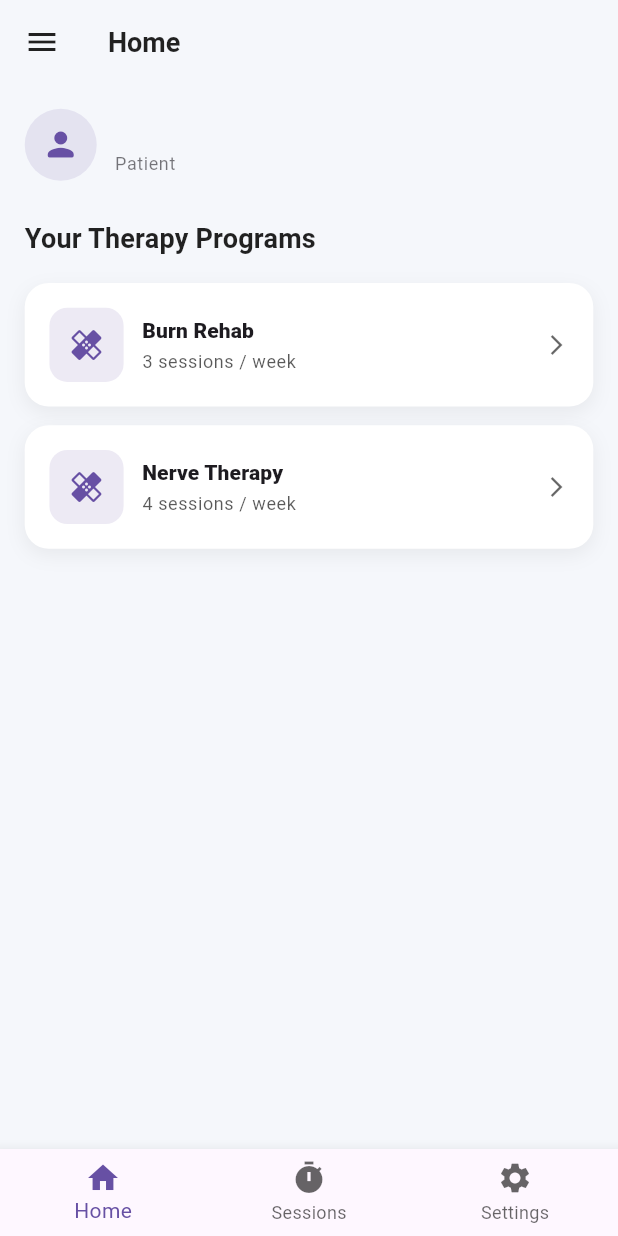
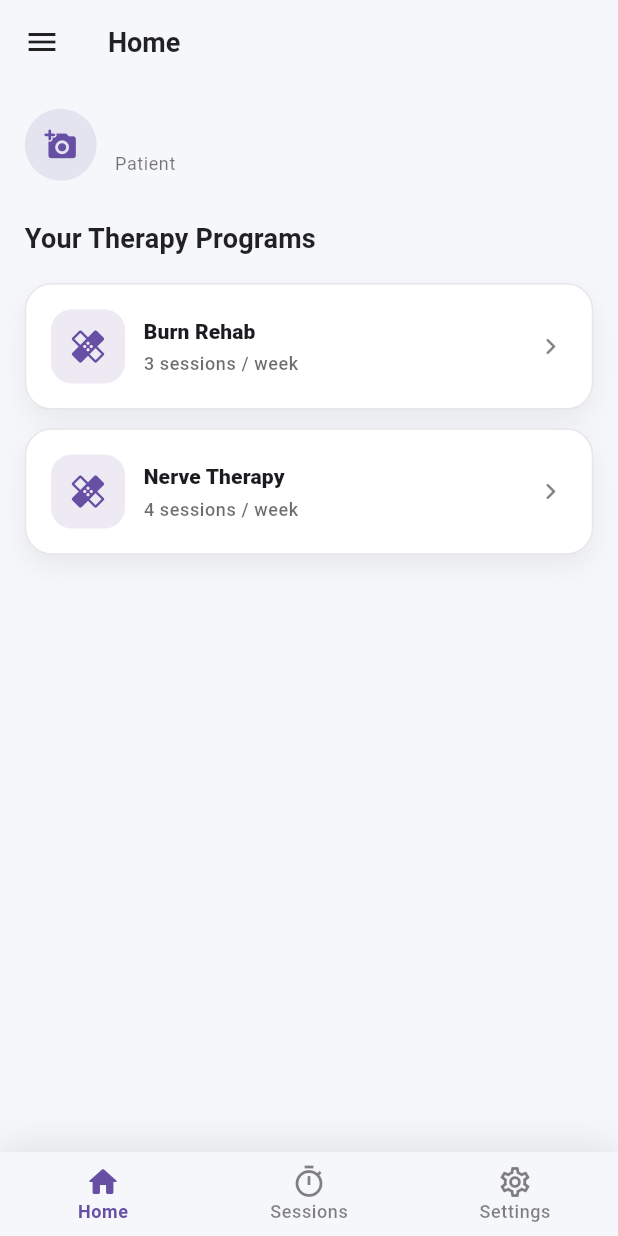
Before and after one commit to RahMA79/smart_glove, a Flutter app: the PatientHomeScreen screen opened directly with empty values, on a phone screen of 412 x 824 dp. Run offline on Flutter 3.47's test engine with Material 3 defaults, Android fonts, the phone set to English and light mode, and no system bars; our stand-ins replace cloud_firestore, firebase_auth, firebase_core, fl_chart, image_picker, shared_preferences and 1 more; accounts and stored records are empty.

Commit message:
Last Update

```diff
--- a/lib/features/patient/presentation/screens/patient_home_screen.dart
+++ b/lib/features/patient/presentation/screens/patient_home_screen.dart
@@ -1,6 +1,8 @@
 import 'dart:io';
 
 import 'package:flutter/material.dart';
+import 'package:image_picker/image_picker.dart';
+import 'package:path_provider/path_provider.dart';
 import 'package:shared_preferences/shared_preferences.dart';
 import 'package:smart_glove/core/utils/size_config.dart';
 import 'package:smart_glove/features/doctor/presentation/screens/settings_screen.dart';
@@ -25,6 +27,8 @@ class _PatientHomeScreenState extends State<PatientHomeScreen> {
   String _patientName = '...';
   File? _profileImage;
 
+  final ImagePicker _picker = ImagePicker();
+
   @override
   void initState() {
     super.initState();
@@ -47,6 +51,37 @@ class _PatientHomeScreenState extends State<PatientHomeScreen> {
     }
   }
 
+  Future<void> _pickAndSaveProfileImage() async {
+    try {
+      final XFile? picked = await _picker.pickImage(
+        source: ImageSource.gallery,
+        imageQuality: 85,
+      );
+
+      if (picked == null) return;
+
+      final dir = await getApplicationDocumentsDirectory();
+      final ext = picked.path.split('.').last.toLowerCase();
+      final safeExt = (ext == 'jpg' || ext == 'jpeg' || ext == 'png')
+          ? ext
+          : 'jpg';
+      final newPath = '${dir.path}/profile_${widget.userId}.$safeExt';
+
+      final saved = await File(picked.path).copy(newPath);
+
+      final prefs = await SharedPreferences.getInstance();
+      await prefs.setString('profile_image_path_${widget.userId}', saved.path);
+
+      if (!mounted) return;
+      setState(() => _profileImage = saved);
+    } catch (e) {
+      if (!mounted) return;
+      ScaffoldMessenger.of(
+        context,
+      ).showSnackBar(SnackBar(content: Text('Could not open gallery: $e')));
+    }
+  }
+
   @override
   Widget build(BuildContext context) {
     SizeConfig.init(context);
@@ -55,7 +90,7 @@ class _PatientHomeScreenState extends State<PatientHomeScreen> {
 
     return Scaffold(
       drawer: PatientDrawer(patientName: _patientName, userId: widget.userId),
-      appBar: AppBar(title: const Text('Home')),
+      appBar: AppBar(title: const Text('Home')), // ✅ بدون Settings
       body: SingleChildScrollView(
         padding: EdgeInsets.symmetric(
           horizontal: SizeConfig.blockWidth * 4,
@@ -64,8 +99,11 @@ class _PatientHomeScreenState extends State<PatientHomeScreen> {
         child: Column(
           crossAxisAlignment: CrossAxisAlignment.start,
           children: [
-            // ✅ Header بسيط (مش Card Profile كبير)
-            _PatientTopBar(name: _patientName, imageFile: _profileImage),
+            _PatientTopBar(
+              name: _patientName,
+              imageFile: _profileImage,
+              onAvatarTap: _pickAndSaveProfileImage,
+            ),
 
             SizedBox(height: SizeConfig.blockHeight * 3),
 
@@ -142,11 +180,7 @@ class _PatientHomeScreenState extends State<PatientHomeScreen> {
           if (index == 2) {
             Navigator.push(
               context,
-              MaterialPageRoute(
-                builder: (context) {
-                  return SettingsScreen();
-                },
-              ),
+              MaterialPageRoute(builder: (_) => SettingsScreen()),
             );
           }
         },
@@ -158,23 +192,37 @@ class _PatientHomeScreenState extends State<PatientHomeScreen> {
 class _PatientTopBar extends StatelessWidget {
   final String name;
   final File? imageFile;
+  final VoidCallback onAvatarTap;
 
-  const _PatientTopBar({required this.name, required this.imageFile});
+  const _PatientTopBar({
+    required this.name,
+    required this.imageFile,
+    required this.onAvatarTap,
+  });
 
   @override
   Widget build(BuildContext context) {
     final theme = Theme.of(context);
     final cs = theme.colorScheme;
+    final isDark = theme.brightness == Brightness.dark;
 
     return Row(
       children: [
-        CircleAvatar(
-          radius: 24,
-          backgroundColor: cs.primary.withOpacity(0.12),
-          backgroundImage: imageFile != null ? FileImage(imageFile!) : null,
-          child: imageFile == null
-              ? Icon(Icons.person_rounded, color: cs.primary, size: 26)
-              : null,
+        Material(
+          color: Colors.transparent,
+          shape: const CircleBorder(),
+          child: InkWell(
+            customBorder: const CircleBorder(),
+            onTap: onAvatarTap,
+            child: CircleAvatar(
+              radius: 24,
+              backgroundColor: cs.primary.withOpacity(0.12),
+              backgroundImage: imageFile != null ? FileImage(imageFile!) : null,
+              child: imageFile == null
+                  ? Icon(Icons.add_a_photo_rounded, color: cs.primary, size: 22)
+                  : null,
+            ),
+          ),
         ),
         const SizedBox(width: 12),
         Expanded(
--- a/lib/features/patient/presentation/widgets/patient_bottom_nav.dart
+++ b/lib/features/patient/presentation/widgets/patient_bottom_nav.dart
@@ -12,16 +12,56 @@ class PatientBottomNav extends StatelessWidget {
 
   @override
   Widget build(BuildContext context) {
-    return BottomNavigationBar(
-      currentIndex: currentIndex,
-      onTap: onTap,
-      selectedItemColor: Theme.of(context).colorScheme.primary,
-      unselectedItemColor: Theme.of(context).iconTheme.color?.withOpacity(0.6),
-      items: const [
-        BottomNavigationBarItem(icon: Icon(Icons.home), label: "Home"),
-        BottomNavigationBarItem(icon: Icon(Icons.timer), label: "Sessions"),
-        BottomNavigationBarItem(icon: Icon(Icons.settings), label: "Settings"),
-      ],
+    final theme = Theme.of(context);
+    final cs = theme.colorScheme;
+    final isDark = theme.brightness == Brightness.dark;
+
+    return Container(
+      decoration: BoxDecoration(
+        color: theme.scaffoldBackgroundColor,
+        boxShadow: [
+          BoxShadow(
+            color: Colors.black.withOpacity(isDark ? 0.35 : 0.08),
+            blurRadius: 20,
+            offset: const Offset(0, -6),
+          ),
+        ],
+      ),
+      child: BottomNavigationBar(
+        currentIndex: currentIndex,
+        onTap: onTap,
+        elevation: 0,
+        backgroundColor: theme.scaffoldBackgroundColor,
+        type: BottomNavigationBarType.fixed,
+
+        selectedItemColor: cs.primary,
+        unselectedItemColor: cs.onSurface.withOpacity(0.55),
+
+        selectedLabelStyle: theme.textTheme.bodySmall?.copyWith(
+          fontWeight: FontWeight.w700,
+        ),
+        unselectedLabelStyle: theme.textTheme.bodySmall?.copyWith(
+          fontWeight: FontWeight.w500,
+        ),
+
+        items: const [
+          BottomNavigationBarItem(
+            icon: Icon(Icons.home_outlined),
+            activeIcon: Icon(Icons.home_rounded),
+            label: "Home",
+          ),
+          BottomNavigationBarItem(
+            icon: Icon(Icons.timer_outlined),
+            activeIcon: Icon(Icons.timer_rounded),
+            label: "Sessions",
+          ),
+          BottomNavigationBarItem(
+            icon: Icon(Icons.settings_outlined),
+            activeIcon: Icon(Icons.settings_rounded),
+            label: "Settings",
+          ),
+        ],
+      ),
     );
   }
 }
--- a/lib/features/patient/presentation/widgets/patient_program_card.dart
+++ b/lib/features/patient/presentation/widgets/patient_program_card.dart
@@ -16,63 +16,75 @@ class PatientProgramCard extends StatelessWidget {
   @override
   Widget build(BuildContext context) {
     final theme = Theme.of(context);
+    final cs = theme.colorScheme;
+    final isDark = theme.brightness == Brightness.dark;
 
     return InkWell(
       onTap: onTap,
-      borderRadius: BorderRadius.circular(16),
+      borderRadius: BorderRadius.circular(18),
       child: Container(
         padding: EdgeInsets.all(SizeConfig.blockWidth * 4),
         decoration: BoxDecoration(
           color: theme.cardColor,
-          borderRadius: BorderRadius.circular(16),
+          borderRadius: BorderRadius.circular(18),
+          border: Border.all(
+            color: theme.dividerColor.withOpacity(isDark ? 0.22 : 0.18),
+          ),
           boxShadow: [
             BoxShadow(
-              color: Colors.black.withOpacity(
-                theme.brightness == Brightness.dark ? 0.12 : 0.06,
-              ),
-              blurRadius: 10,
-              offset: const Offset(0, 4),
+              color: Colors.black.withOpacity(isDark ? 0.18 : 0.06),
+              blurRadius: 16,
+              offset: const Offset(0, 8),
             ),
           ],
         ),
         child: Row(
           children: [
+            // ✅ Icon container أقرب لستايل الدكتور
             Container(
               width: SizeConfig.blockWidth * 12,
               height: SizeConfig.blockWidth * 12,
               decoration: BoxDecoration(
-                color: theme.colorScheme.primary.withOpacity(0.12),
-                borderRadius: BorderRadius.circular(12),
+                color: cs.primary.withOpacity(isDark ? 0.18 : 0.12),
+                borderRadius: BorderRadius.circular(14),
               ),
-              child: Icon(Icons.healing, color: theme.colorScheme.primary),
+              child: Icon(Icons.healing_rounded, color: cs.primary, size: 26),
             ),
+
             SizedBox(width: SizeConfig.blockWidth * 3),
+
+            // ✅ Text
             Expanded(
               child: Column(
                 crossAxisAlignment: CrossAxisAlignment.start,
                 children: [
                   Text(
                     title,
+                    maxLines: 1,
+                    overflow: TextOverflow.ellipsis,
                     style: theme.textTheme.titleSmall?.copyWith(
                       fontWeight: FontWeight.w800,
                     ),
                   ),
-                  SizedBox(height: SizeConfig.blockHeight * 0.4),
+                  SizedBox(height: SizeConfig.blockHeight * 0.5),
                   Text(
                     subtitle,
+                    maxLines: 1,
+                    overflow: TextOverflow.ellipsis,
                     style: theme.textTheme.bodySmall?.copyWith(
-                      color: theme.textTheme.bodySmall?.color?.withOpacity(
-                        0.65,
-                      ),
+                      color: cs.onSurface.withOpacity(0.65),
+                      fontWeight: FontWeight.w500,
                     ),
                   ),
                 ],
               ),
             ),
+
+            // ✅ Arrow أنعم
             Icon(
-              Icons.arrow_forward_ios,
-              size: 16,
-              color: theme.iconTheme.color?.withOpacity(0.6),
+              Icons.chevron_right_rounded,
+              size: 22,
+              color: cs.onSurface.withOpacity(0.55),
             ),
           ],
         ),
--- a/lib/features/patient/session/presentation/screens/feedback_screen.dart
+++ b/lib/features/patient/session/presentation/screens/feedback_screen.dart
@@ -84,7 +84,7 @@ class _FeedbackScreenState extends State<FeedbackScreen> {
                     value: painRating,
                     onSelect: (v) => setState(() => painRating = v),
                   ),
-                  SizedBox(height: SizeConfig.blockHeight * 2),
+                  SizedBox(height: SizeConfig.blockHeight * 5),
                   Text(
                     "How easy was the session?",
                     style: theme.textTheme.titleSmall?.copyWith(
@@ -99,7 +99,7 @@ class _FeedbackScreenState extends State<FeedbackScreen> {
               ),
             ),
 
-            const Spacer(),
+            SizedBox(height: SizeConfig.blockHeight * 4),
 
             PrimaryButton(
               text: "Submit",
```
Also changed, not shown: lib/features/patient/presentation/widgets/patient_drawer.dart (+41 -113 lines).
